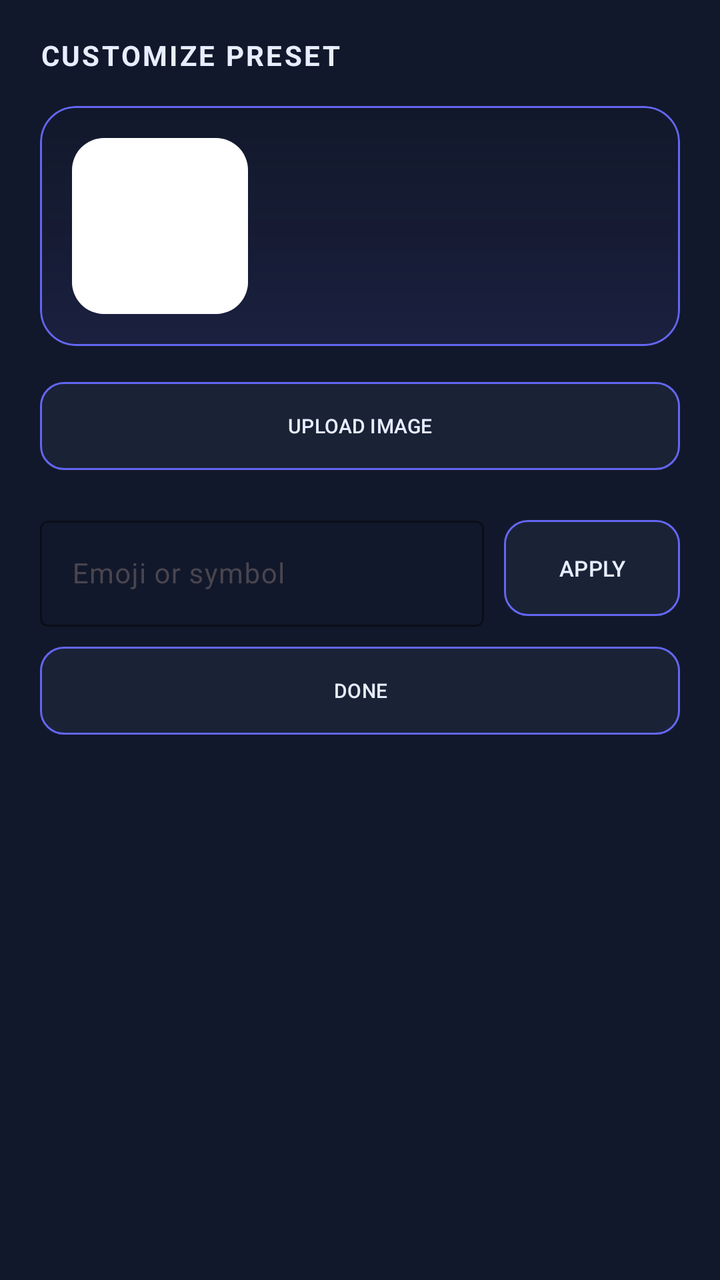
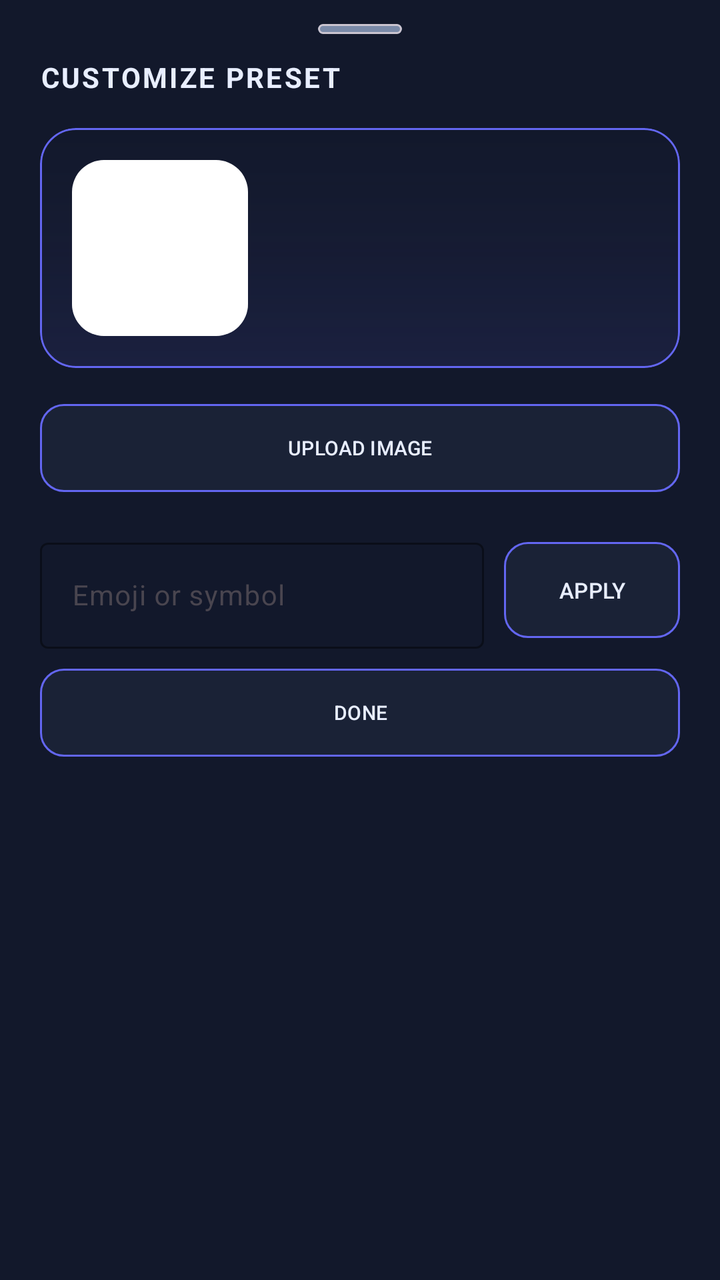

Screens rendered from an Android XML layout before and after an edit, with the pre-edit source and the edit as a unified diff.
<!-- AndroidManifest.xml: application theme Theme.Bifrost -->
<!-- res/layout/sheet_preset_artwork.xml -->
<?xml version="1.0" encoding="utf-8"?>
<androidx.core.widget.NestedScrollView xmlns:android="http://schemas.android.com/apk/res/android"
    xmlns:app="http://schemas.android.com/apk/res-auto"
    android:layout_width="match_parent"
    android:layout_height="wrap_content"
    android:fillViewport="true"
    android:overScrollMode="ifContentScrolls"
    android:scrollbars="none">

    <LinearLayout
        android:layout_width="match_parent"
        android:layout_height="wrap_content"
        android:background="@color/bifrost_card"
        android:orientation="vertical"
        android:paddingStart="20dp"
        android:paddingTop="18dp"
        android:paddingEnd="20dp"
        android:paddingBottom="24dp">

    <TextView
        android:id="@+id/presetArtworkTitle"
        android:layout_width="wrap_content"
        android:layout_height="wrap_content"
        android:text="CUSTOMIZE PRESET"
        android:textColor="@color/bifrost_text"
        android:textSize="14sp"
        android:textStyle="bold"
        android:letterSpacing="0.08" />

    <TextView
        android:id="@+id/presetArtworkSubtitle"
        android:layout_width="wrap_content"
        android:layout_height="wrap_content"
        android:layout_marginTop="4dp"
        android:text="Pick a built-in icon, paste an emoji, or upload an image."
        android:textColor="@color/bifrost_text_secondary"
        android:textSize="11sp"
        android:letterSpacing="0.04"
        android:visibility="gone" />

    <com.google.android.material.card.MaterialCardView
        android:layout_width="match_parent"
        android:layout_height="wrap_content"
        android:layout_marginTop="16dp"
        app:cardBackgroundColor="@color/bifrost_surface"
        app:cardCornerRadius="18dp"
        app:cardElevation="0dp"
        app:strokeColor="@color/bifrost_accent"
        app:strokeWidth="1dp">

        <LinearLayout
            android:layout_width="match_parent"
            android:layout_height="wrap_content"
            android:background="@drawable/card_glow_bg"
            android:gravity="center_vertical"
            android:orientation="horizontal"
            android:padding="16dp">

            <FrameLayout
                android:layout_width="88dp"
                android:layout_height="88dp"
                android:background="@drawable/color_preview_bg"
                android:foregroundGravity="center">

                <ImageView
                    android:id="@+id/presetArtworkPreviewImage"
                    android:layout_width="match_parent"
                    android:layout_height="match_parent"
                    android:padding="12dp"
                    android:scaleType="fitCenter" />

                <TextView
                    android:id="@+id/presetArtworkPreviewEmoji"
                    android:layout_width="match_parent"
                    android:layout_height="match_parent"
                    android:gravity="center"
                    android:textColor="@color/bifrost_text"
                    android:textSize="42sp"
                    android:visibility="gone" />
            </FrameLayout>

            <LinearLayout
                android:layout_width="0dp"
                android:layout_height="wrap_content"
                android:layout_marginStart="14dp"
                android:layout_weight="1"
                android:orientation="vertical">

                <TextView
                    android:id="@+id/presetArtworkPreviewName"
                    android:layout_width="wrap_content"
                    android:layout_height="wrap_content"
                    android:textColor="@color/bifrost_text"
                    android:textSize="18sp"
                    android:textStyle="bold" />

                <TextView
                    android:id="@+id/presetArtworkPreviewLabel"
                    android:layout_width="wrap_content"
                    android:layout_height="wrap_content"
                    android:layout_marginTop="6dp"
                    android:textColor="@color/bifrost_text_secondary"
                    android:textSize="10sp"
                    android:letterSpacing="0.08"
                    android:visibility="gone" />
            </LinearLayout>
        </LinearLayout>
    </com.google.android.material.card.MaterialCardView>

    <LinearLayout
        android:layout_width="match_parent"
        android:layout_height="wrap_content"
        android:layout_marginTop="18dp"
        android:orientation="horizontal">

        <com.google.android.material.button.MaterialButton
            android:id="@+id/presetArtworkUploadButton"
            android:layout_width="0dp"
            android:layout_height="44dp"
            android:layout_weight="1"
            android:backgroundTint="@color/bifrost_surface"
            android:insetTop="0dp"
            android:insetBottom="0dp"
            android:text="UPLOAD IMAGE"
            android:textColor="@color/bifrost_text"
            android:textSize="10sp"
            app:cornerRadius="12dp"
            app:strokeColor="@color/bifrost_accent"
            app:strokeWidth="1dp" />

        <com.google.android.material.button.MaterialButton
            android:id="@+id/presetArtworkResetButton"
            android:layout_width="0dp"
            android:layout_height="44dp"
            android:layout_marginStart="8dp"
            android:layout_weight="1"
            android:backgroundTint="@color/bifrost_surface"
            android:insetTop="0dp"
            android:insetBottom="0dp"
            android:text="USE SAVED ICON"
            android:textColor="@color/bifrost_text"
            android:textSize="10sp"
            android:visibility="gone"
            app:cornerRadius="12dp"
            app:strokeColor="@color/bifrost_accent"
            app:strokeWidth="1dp" />
    </LinearLayout>

    <TextView
        android:layout_width="wrap_content"
        android:layout_height="wrap_content"
        android:layout_marginTop="18dp"
        android:text="Built-in icons"
        android:textColor="@color/bifrost_text_secondary"
        android:textSize="11sp"
        android:letterSpacing="0.05"
        android:visibility="gone" />

    <HorizontalScrollView
        android:layout_width="match_parent"
        android:layout_height="wrap_content"
        android:layout_marginTop="10dp"
        android:overScrollMode="never"
        android:scrollbars="none">

        <LinearLayout
            android:id="@+id/presetArtworkIconOptions"
            android:layout_width="wrap_content"
            android:layout_height="wrap_content"
            android:orientation="horizontal" />
    </HorizontalScrollView>

    <TextView
        android:layout_width="wrap_content"
        android:layout_height="wrap_content"
        android:layout_marginTop="18dp"
        android:text="Custom emoji"
        android:textColor="@color/bifrost_text_secondary"
        android:textSize="11sp"
        android:letterSpacing="0.05"
        android:visibility="gone" />

    <LinearLayout
        android:layout_width="match_parent"
        android:layout_height="wrap_content"
        android:layout_marginTop="10dp"
        android:gravity="center_vertical"
        android:orientation="horizontal">

        <com.google.android.material.textfield.TextInputLayout
            android:id="@+id/presetArtworkEmojiInputLayout"
            android:layout_width="0dp"
            android:layout_height="wrap_content"
            android:layout_weight="1"
            android:hint="Emoji or symbol"
            app:boxBackgroundMode="outline"
            app:boxStrokeColor="@color/bifrost_accent"
            app:hintTextColor="@color/bifrost_text_secondary">

            <com.google.android.material.textfield.TextInputEditText
                android:id="@+id/presetArtworkEmojiInput"
                android:layout_width="match_parent"
                android:layout_height="wrap_content"
                android:maxLines="1"
                android:textColor="@color/bifrost_text"
                android:textColorHint="@color/bifrost_text_secondary"
                android:textSize="14sp" />
        </com.google.android.material.textfield.TextInputLayout>

        <com.google.android.material.button.MaterialButton
            android:id="@+id/presetArtworkApplyEmojiButton"
            android:layout_width="wrap_content"
            android:layout_height="48dp"
            android:layout_marginStart="10dp"
            android:backgroundTint="@color/bifrost_surface"
            android:insetTop="0dp"
            android:insetBottom="0dp"
            android:text="APPLY"
            android:textColor="@color/bifrost_text"
            android:textSize="11sp"
            app:cornerRadius="12dp"
            app:strokeColor="@color/bifrost_accent"
            app:strokeWidth="1dp" />
    </LinearLayout>

    <com.google.android.material.button.MaterialButton
        android:id="@+id/presetArtworkCloseButton"
        android:layout_width="match_parent"
        android:layout_height="44dp"
        android:layout_marginTop="10dp"
        android:backgroundTint="@color/bifrost_surface"
        android:insetTop="0dp"
        android:insetBottom="0dp"
        android:text="DONE"
        android:textColor="@color/bifrost_text"
        android:textSize="10sp"
        app:cornerRadius="12dp"
        app:strokeColor="@color/bifrost_accent"
        app:strokeWidth="1dp" />

    </LinearLayout>

</androidx.core.widget.NestedScrollView>
<!-- resources referenced by this layout -->
<resources>
  <color name="bifrost_accent">#6366F1</color>
  <color name="bifrost_card">#12182B</color>
  <color name="bifrost_surface">#1A2236</color>
  <color name="bifrost_text">#E8EEFF</color>
  <color name="bifrost_text_secondary">#7A8AA8</color>
  <!-- drawable card_glow_bg (drawable) -->
  <?xml version="1.0" encoding="utf-8"?>
  <layer-list xmlns:android="http://schemas.android.com/apk/res/android">
      <item>
          <shape android:shape="rectangle">
              <solid android:color="@color/bifrost_card" />
              <corners android:radius="16dp" />
          </shape>
      </item>
      <item android:top="0dp">
          <shape android:shape="rectangle">
              <gradient
                  android:angle="90"
                  android:startColor="#1A6366F1"
                  android:centerColor="#0A6366F1"
                  android:endColor="#00000000"
                  android:type="linear" />
              <corners android:radius="16dp" />
          </shape>
      </item>
  </layer-list>
  <!-- drawable color_preview_bg (drawable) -->
  <?xml version="1.0" encoding="utf-8"?>
  <layer-list xmlns:android="http://schemas.android.com/apk/res/android">
  
      <item android:id="@+id/color_layer">
          <shape android:shape="rectangle">
              <corners android:radius="16dp" />
              <solid android:color="#FFFFFF" />
          </shape>
      </item>
  
      <item>
          <shape android:shape="rectangle">
              <corners android:radius="16dp" />
              <gradient
                  android:angle="90"
                  android:startColor="#40FFFFFF"
                  android:endColor="#00FFFFFF" />
          </shape>
      </item>
  
      <item>
          <shape android:shape="rectangle">
              <corners android:radius="16dp" />
              <stroke android:width="2dp" android:color="#33FFFFFF" />
          </shape>
      </item>
  
  </layer-list>
  <style name="Theme.Bifrost" parent="Base.Theme.Bifrost" />
  <style name="Base.Theme.Bifrost" parent="Theme.Material3.DayNight.NoActionBar">
      </style>
</resources>

<!-- the commit's change to res/layout/sheet_preset_artwork.xml (unified diff, before → after) -->
@@ -13,231 +13,240 @@
         android:background="@color/bifrost_card"
         android:orientation="vertical"
         android:paddingStart="20dp"
-        android:paddingTop="18dp"
+        android:paddingTop="12dp"
         android:paddingEnd="20dp"
         android:paddingBottom="24dp">
 
-    <TextView
-        android:id="@+id/presetArtworkTitle"
-        android:layout_width="wrap_content"
-        android:layout_height="wrap_content"
-        android:text="CUSTOMIZE PRESET"
-        android:textColor="@color/bifrost_text"
-        android:textSize="14sp"
-        android:textStyle="bold"
-        android:letterSpacing="0.08" />
-
-    <TextView
-        android:id="@+id/presetArtworkSubtitle"
-        android:layout_width="wrap_content"
-        android:layout_height="wrap_content"
-        android:layout_marginTop="4dp"
-        android:text="Pick a built-in icon, paste an emoji, or upload an image."
-        android:textColor="@color/bifrost_text_secondary"
-        android:textSize="11sp"
-        android:letterSpacing="0.04"
-        android:visibility="gone" />
-
-    <com.google.android.material.card.MaterialCardView
-        android:layout_width="match_parent"
-        android:layout_height="wrap_content"
-        android:layout_marginTop="16dp"
-        app:cardBackgroundColor="@color/bifrost_surface"
-        app:cardCornerRadius="18dp"
-        app:cardElevation="0dp"
-        app:strokeColor="@color/bifrost_accent"
-        app:strokeWidth="1dp">
+        <com.google.android.material.card.MaterialCardView
+            android:layout_width="42dp"
+            android:layout_height="5dp"
+            android:layout_gravity="center_horizontal"
+            app:cardBackgroundColor="@color/bifrost_text_secondary"
+            app:cardCornerRadius="999dp"
+            app:cardElevation="0dp" />
+
+        <TextView
+            android:id="@+id/presetArtworkTitle"
+            android:layout_width="wrap_content"
+            android:layout_height="wrap_content"
+            android:layout_marginTop="12dp"
+            android:text="CUSTOMIZE PRESET"
+            android:textColor="@color/bifrost_text"
+            android:textSize="14sp"
+            android:textStyle="bold"
+            android:letterSpacing="0.08" />
+
+        <TextView
+            android:id="@+id/presetArtworkSubtitle"
+            android:layout_width="wrap_content"
+            android:layout_height="wrap_content"
+            android:layout_marginTop="4dp"
+            android:text="Pick a built-in icon, paste an emoji, or upload an image."
+            android:textColor="@color/bifrost_text_secondary"
+            android:textSize="11sp"
+            android:letterSpacing="0.04"
+            android:visibility="gone" />
+
+        <com.google.android.material.card.MaterialCardView
+            android:layout_width="match_parent"
+            android:layout_height="wrap_content"
+            android:layout_marginTop="16dp"
+            app:cardBackgroundColor="@color/bifrost_surface"
+            app:cardCornerRadius="18dp"
+            app:cardElevation="0dp"
+            app:strokeColor="@color/bifrost_accent"
+            app:strokeWidth="1dp">
+
+            <LinearLayout
+                android:layout_width="match_parent"
+                android:layout_height="wrap_content"
+                android:background="@drawable/card_glow_bg"
+                android:gravity="center_vertical"
+                android:orientation="horizontal"
+                android:padding="16dp">
+
+                <FrameLayout
+                    android:layout_width="88dp"
+                    android:layout_height="88dp"
+                    android:background="@drawable/color_preview_bg"
+                    android:foregroundGravity="center">
+
+                    <ImageView
+                        android:id="@+id/presetArtworkPreviewImage"
+                        android:layout_width="match_parent"
+                        android:layout_height="match_parent"
+                        android:padding="12dp"
+                        android:scaleType="fitCenter" />
+
+                    <TextView
+                        android:id="@+id/presetArtworkPreviewEmoji"
+                        android:layout_width="match_parent"
+                        android:layout_height="match_parent"
+                        android:gravity="center"
+                        android:textColor="@color/bifrost_text"
+                        android:textSize="42sp"
+                        android:visibility="gone" />
+                </FrameLayout>
+
+                <LinearLayout
+                    android:layout_width="0dp"
+                    android:layout_height="wrap_content"
+                    android:layout_marginStart="14dp"
+                    android:layout_weight="1"
+                    android:orientation="vertical">
+
+                    <TextView
+                        android:id="@+id/presetArtworkPreviewName"
+                        android:layout_width="wrap_content"
+                        android:layout_height="wrap_content"
+                        android:textColor="@color/bifrost_text"
+                        android:textSize="18sp"
+                        android:textStyle="bold" />
+
+                    <TextView
+                        android:id="@+id/presetArtworkPreviewLabel"
+                        android:layout_width="wrap_content"
+                        android:layout_height="wrap_content"
+                        android:layout_marginTop="6dp"
+                        android:textColor="@color/bifrost_text_secondary"
+                        android:textSize="10sp"
+                        android:letterSpacing="0.08"
+                        android:visibility="gone" />
+                </LinearLayout>
+            </LinearLayout>
+        </com.google.android.material.card.MaterialCardView>
 
         <LinearLayout
             android:layout_width="match_parent"
             android:layout_height="wrap_content"
-            android:background="@drawable/card_glow_bg"
+            android:layout_marginTop="18dp"
+            android:orientation="horizontal">
+
+            <com.google.android.material.button.MaterialButton
+                android:id="@+id/presetArtworkUploadButton"
+                android:layout_width="0dp"
+                android:layout_height="44dp"
+                android:layout_weight="1"
+                android:backgroundTint="@color/bifrost_surface"
+                android:insetTop="0dp"
+                android:insetBottom="0dp"
+                android:text="UPLOAD IMAGE"
+                android:textColor="@color/bifrost_text"
+                android:textSize="10sp"
+                app:cornerRadius="12dp"
+                app:strokeColor="@color/bifrost_accent"
+                app:strokeWidth="1dp" />
+
+            <com.google.android.material.button.MaterialButton
+                android:id="@+id/presetArtworkResetButton"
+                android:layout_width="0dp"
+                android:layout_height="44dp"
+                android:layout_marginStart="8dp"
+                android:layout_weight="1"
+                android:backgroundTint="@color/bifrost_surface"
+                android:insetTop="0dp"
+                android:insetBottom="0dp"
+                android:text="USE SAVED ICON"
+                android:textColor="@color/bifrost_text"
+                android:textSize="10sp"
+                android:visibility="gone"
+                app:cornerRadius="12dp"
+                app:strokeColor="@color/bifrost_accent"
+                app:strokeWidth="1dp" />
+        </LinearLayout>
+
+        <TextView
+            android:layout_width="wrap_content"
+            android:layout_height="wrap_content"
+            android:layout_marginTop="18dp"
+            android:text="Built-in icons"
+            android:textColor="@color/bifrost_text_secondary"
+            android:textSize="11sp"
+            android:letterSpacing="0.05"
+            android:visibility="gone" />
+
+        <HorizontalScrollView
+            android:layout_width="match_parent"
+            android:layout_height="wrap_content"
+            android:layout_marginTop="10dp"
+            android:overScrollMode="never"
+            android:scrollbars="none">
+
+            <LinearLayout
+                android:id="@+id/presetArtworkIconOptions"
+                android:layout_width="wrap_content"
+                android:layout_height="wrap_content"
+                android:orientation="horizontal" />
+        </HorizontalScrollView>
+
+        <TextView
+            android:layout_width="wrap_content"
+            android:layout_height="wrap_content"
+            android:layout_marginTop="18dp"
+            android:text="Custom emoji"
+            android:textColor="@color/bifrost_text_secondary"
+            android:textSize="11sp"
+            android:letterSpacing="0.05"
+            android:visibility="gone" />
+
+        <LinearLayout
+            android:layout_width="match_parent"
+            android:layout_height="wrap_content"
+            android:layout_marginTop="10dp"
             android:gravity="center_vertical"
-            android:orientation="horizontal"
-            android:padding="16dp">
-
-            <FrameLayout
-                android:layout_width="88dp"
-                android:layout_height="88dp"
-                android:background="@drawable/color_preview_bg"
-                android:foregroundGravity="center">
-
-                <ImageView
-                    android:id="@+id/presetArtworkPreviewImage"
-                    android:layout_width="match_parent"
-                    android:layout_height="match_parent"
-                    android:padding="12dp"
-                    android:scaleType="fitCenter" />
-
-                <TextView
-                    android:id="@+id/presetArtworkPreviewEmoji"
-                    android:layout_width="match_parent"
-                    android:layout_height="match_parent"
-                    android:gravity="center"
-                    android:textColor="@color/bifrost_text"
-                    android:textSize="42sp"
-                    android:visibility="gone" />
-            </FrameLayout>
-
-            <LinearLayout
+            android:orientation="horizontal">
+
+            <com.google.android.material.textfield.TextInputLayout
+                android:id="@+id/presetArtworkEmojiInputLayout"
                 android:layout_width="0dp"
                 android:layout_height="wrap_content"
-                android:layout_marginStart="14dp"
                 android:layout_weight="1"
-                android:orientation="vertical">
-
-                <TextView
-                    android:id="@+id/presetArtworkPreviewName"
-                    android:layout_width="wrap_content"
+                android:hint="Emoji or symbol"
+                app:boxBackgroundMode="outline"
+                app:boxStrokeColor="@color/bifrost_accent"
+                app:hintTextColor="@color/bifrost_text_secondary">
+
+                <com.google.android.material.textfield.TextInputEditText
+                    android:id="@+id/presetArtworkEmojiInput"
+                    android:layout_width="match_parent"
                     android:layout_height="wrap_content"
+                    android:maxLines="1"
                     android:textColor="@color/bifrost_text"
-                    android:textSize="18sp"
-                    android:textStyle="bold" />
-
-                <TextView
-                    android:id="@+id/presetArtworkPreviewLabel"
-                    android:layout_width="wrap_content"
-                    android:layout_height="wrap_content"
-                    android:layout_marginTop="6dp"
-                    android:textColor="@color/bifrost_text_secondary"
-                    android:textSize="10sp"
-                    android:letterSpacing="0.08"
-                    android:visibility="gone" />
-            </LinearLayout>
+                    android:textColorHint="@color/bifrost_text_secondary"
+                    android:textSize="14sp" />
+            </com.google.android.material.textfield.TextInputLayout>
+
+            <com.google.android.material.button.MaterialButton
+                android:id="@+id/presetArtworkApplyEmojiButton"
+                android:layout_width="wrap_content"
+                android:layout_height="48dp"
+                android:layout_marginStart="10dp"
+                android:backgroundTint="@color/bifrost_surface"
+                android:insetTop="0dp"
+                android:insetBottom="0dp"
+                android:text="APPLY"
+                android:textColor="@color/bifrost_text"
+                android:textSize="11sp"
+                app:cornerRadius="12dp"
+                app:strokeColor="@color/bifrost_accent"
+                app:strokeWidth="1dp" />
         </LinearLayout>
-    </com.google.android.material.card.MaterialCardView>
-
-    <LinearLayout
-        android:layout_width="match_parent"
-        android:layout_height="wrap_content"
-        android:layout_marginTop="18dp"
-        android:orientation="horizontal">
 
         <com.google.android.material.button.MaterialButton
-            android:id="@+id/presetArtworkUploadButton"
-            android:layout_width="0dp"
+            android:id="@+id/presetArtworkCloseButton"
+            android:layout_width="match_parent"
             android:layout_height="44dp"
-            android:layout_weight="1"
+            android:layout_marginTop="10dp"
             android:backgroundTint="@color/bifrost_surface"
             android:insetTop="0dp"
             android:insetBottom="0dp"
-            android:text="UPLOAD IMAGE"
+            android:text="DONE"
             android:textColor="@color/bifrost_text"
             android:textSize="10sp"
             app:cornerRadius="12dp"
             app:strokeColor="@color/bifrost_accent"
             app:strokeWidth="1dp" />
 
-        <com.google.android.material.button.MaterialButton
-            android:id="@+id/presetArtworkResetButton"
-            android:layout_width="0dp"
-            android:layout_height="44dp"
-            android:layout_marginStart="8dp"
-            android:layout_weight="1"
-            android:backgroundTint="@color/bifrost_surface"
-            android:insetTop="0dp"
-            android:insetBottom="0dp"
-            android:text="USE SAVED ICON"
-            android:textColor="@color/bifrost_text"
-            android:textSize="10sp"
-            android:visibility="gone"
-            app:cornerRadius="12dp"
-            app:strokeColor="@color/bifrost_accent"
-            app:strokeWidth="1dp" />
     </LinearLayout>
 
-    <TextView
-        android:layout_width="wrap_content"
-        android:layout_height="wrap_content"
-        android:layout_marginTop="18dp"
-        android:text="Built-in icons"
-        android:textColor="@color/bifrost_text_secondary"
-        android:textSize="11sp"
-        android:letterSpacing="0.05"
-        android:visibility="gone" />
-
-    <HorizontalScrollView
-        android:layout_width="match_parent"
-        android:layout_height="wrap_content"
-        android:layout_marginTop="10dp"
-        android:overScrollMode="never"
-        android:scrollbars="none">
-
-        <LinearLayout
-            android:id="@+id/presetArtworkIconOptions"
-            android:layout_width="wrap_content"
-            android:layout_height="wrap_content"
-            android:orientation="horizontal" />
-    </HorizontalScrollView>
-
-    <TextView
-        android:layout_width="wrap_content"
-        android:layout_height="wrap_content"
-        android:layout_marginTop="18dp"
-        android:text="Custom emoji"
-        android:textColor="@color/bifrost_text_secondary"
-        android:textSize="11sp"
-        android:letterSpacing="0.05"
-        android:visibility="gone" />
-
-    <LinearLayout
-        android:layout_width="match_parent"
-        android:layout_height="wrap_content"
-        android:layout_marginTop="10dp"
-        android:gravity="center_vertical"
-        android:orientation="horizontal">
-
-        <com.google.android.material.textfield.TextInputLayout
-            android:id="@+id/presetArtworkEmojiInputLayout"
-            android:layout_width="0dp"
-            android:layout_height="wrap_content"
-            android:layout_weight="1"
-            android:hint="Emoji or symbol"
-            app:boxBackgroundMode="outline"
-            app:boxStrokeColor="@color/bifrost_accent"
-            app:hintTextColor="@color/bifrost_text_secondary">
-
-            <com.google.android.material.textfield.TextInputEditText
-                android:id="@+id/presetArtworkEmojiInput"
-                android:layout_width="match_parent"
-                android:layout_height="wrap_content"
-                android:maxLines="1"
-                android:textColor="@color/bifrost_text"
-                android:textColorHint="@color/bifrost_text_secondary"
-                android:textSize="14sp" />
-        </com.google.android.material.textfield.TextInputLayout>
-
-        <com.google.android.material.button.MaterialButton
-            android:id="@+id/presetArtworkApplyEmojiButton"
-            android:layout_width="wrap_content"
-            android:layout_height="48dp"
-            android:layout_marginStart="10dp"
-            android:backgroundTint="@color/bifrost_surface"
-            android:insetTop="0dp"
-            android:insetBottom="0dp"
-            android:text="APPLY"
-            android:textColor="@color/bifrost_text"
-            android:textSize="11sp"
-            app:cornerRadius="12dp"
-            app:strokeColor="@color/bifrost_accent"
-            app:strokeWidth="1dp" />
-    </LinearLayout>
-
-    <com.google.android.material.button.MaterialButton
-        android:id="@+id/presetArtworkCloseButton"
-        android:layout_width="match_parent"
-        android:layout_height="44dp"
-        android:layout_marginTop="10dp"
-        android:backgroundTint="@color/bifrost_surface"
-        android:insetTop="0dp"
-        android:insetBottom="0dp"
-        android:text="DONE"
-        android:textColor="@color/bifrost_text"
-        android:textSize="10sp"
-        app:cornerRadius="12dp"
-        app:strokeColor="@color/bifrost_accent"
-        app:strokeWidth="1dp" />
-
-    </LinearLayout>
-
 </androidx.core.widget.NestedScrollView>
